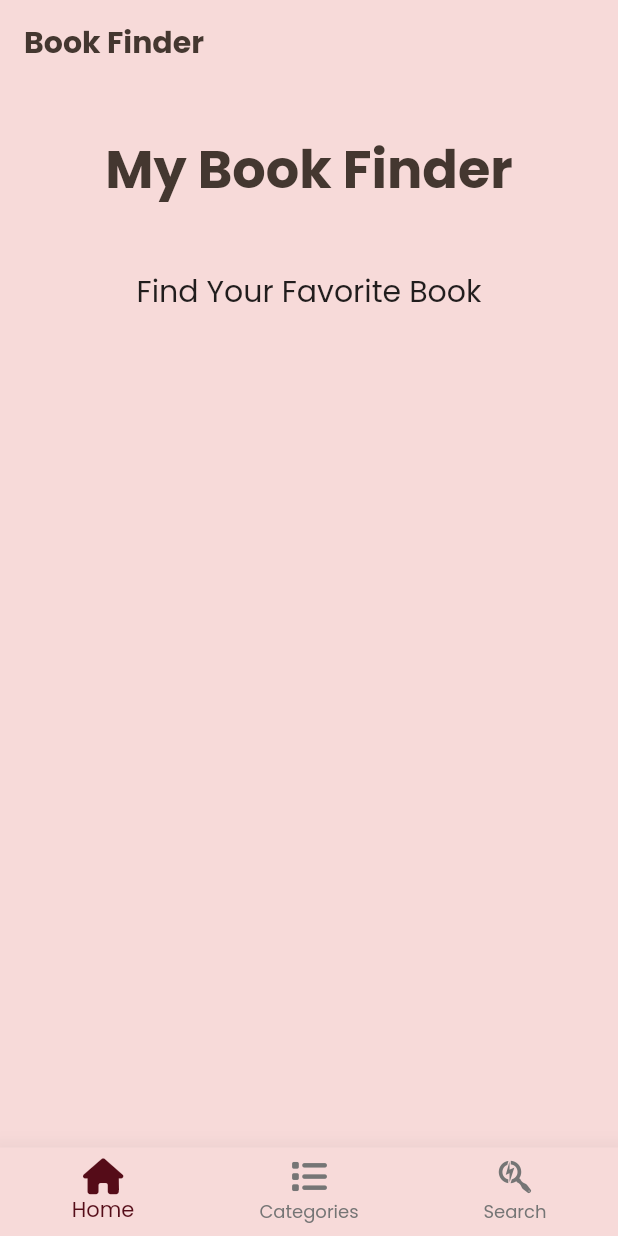
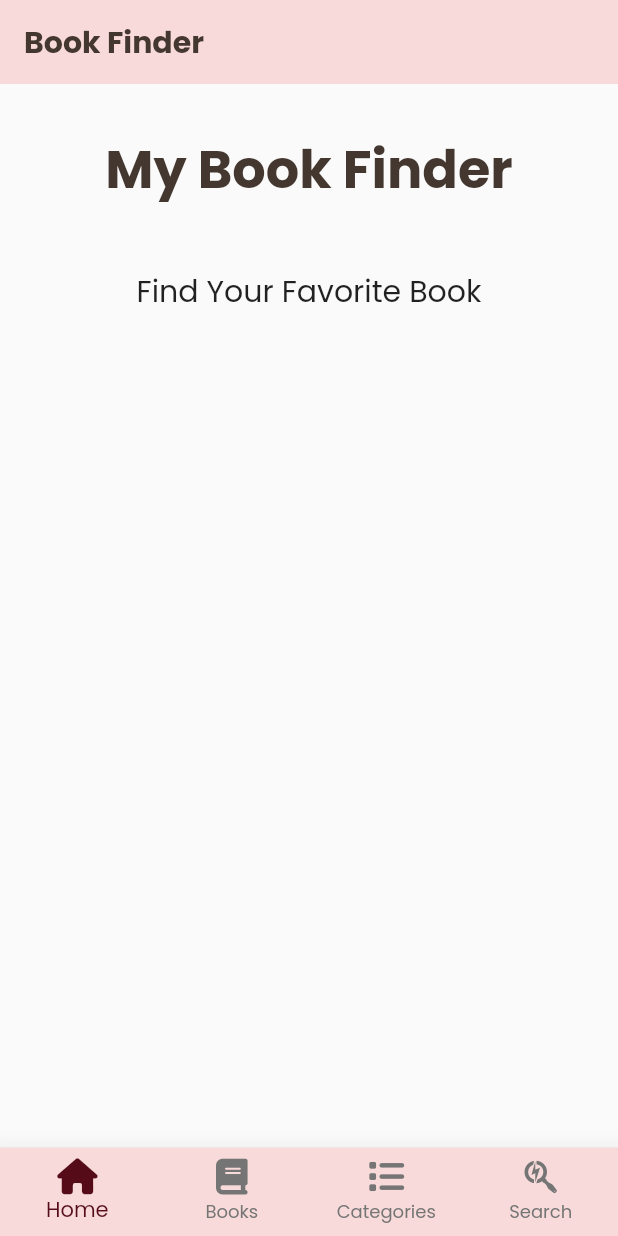
Before and after one commit to zhirtaha/Book-Finder-App, a Flutter app: the HomeLayout screen opened directly, on a phone screen of 412 x 824 dp. Run offline on Flutter 3.47's test engine with Material 2 defaults, Android fonts, the phone set to English and light mode, and no system bars; our stand-ins replace font_awesome_flutter, smooth_page_indicator.

Commit message:
Book List Screen added

```diff
--- a/lib/layout/home_layout.dart
+++ b/lib/layout/main_layout.dart
@@ -1,5 +1,6 @@
 import 'package:flutter/material.dart';
 import 'package:font_awesome_flutter/font_awesome_flutter.dart';
+import 'package:my_book_finder/screens/books_list_screen.dart';
 import 'package:my_book_finder/screens/categories_screen.dart';
 import 'package:my_book_finder/screens/home_screen.dart';
 import 'package:my_book_finder/screens/search_screen.dart';
@@ -16,15 +17,15 @@ class _HomeLayoutState extends State<HomeLayout> {
   int currentIndex = 0;
   List bottomNavItems = [
     HomeScreen(),
+     BooksListScreen(),
     CategoriesScreen(),
-    SearchScreen()
+    SearchScreen(),
   ];
   @override
   Widget build(BuildContext context) {
     return Scaffold(
-      backgroundColor: primaryColor,
       appBar: AppBar(
-        backgroundColor: primaryColor,
+        backgroundColor: backgroundColor,
         elevation: 0.0,
         title: Text(
           'Book Finder',
@@ -32,6 +33,7 @@ class _HomeLayoutState extends State<HomeLayout> {
         ),
       ),
       bottomNavigationBar: BottomNavigationBar(
+        type: BottomNavigationBarType.fixed,
         currentIndex: currentIndex,
         onTap: (int index) {
           setState(() {
@@ -41,10 +43,12 @@ class _HomeLayoutState extends State<HomeLayout> {
         elevation: 15.0,
         selectedItemColor: secondaryColor,
         unselectedItemColor: Colors.grey[600],
-        backgroundColor: primaryColor,
+        backgroundColor: backgroundColor,
         items: [
           BottomNavigationBarItem(
               label: 'Home', icon: FaIcon(FontAwesomeIcons.house)),
+               BottomNavigationBarItem(
+              label: 'Books', icon: FaIcon(FontAwesomeIcons.book)),
           BottomNavigationBarItem(
               label: 'Categories', icon: FaIcon(FontAwesomeIcons.list)),
           BottomNavigationBarItem(
--- a/lib/screens/on_boarding_screen.dart
+++ b/lib/screens/on_boarding_screen.dart
@@ -1,9 +1,7 @@
 import 'package:flutter/material.dart';
-import 'package:my_book_finder/layout/home_layout.dart';
-
+import 'package:my_book_finder/components/components.dart';
+import 'package:my_book_finder/layout/main_layout.dart';
 import 'package:my_book_finder/styles/colors/colors.dart';
-import 'package:my_book_finder/widgets/widgets.dart';
-
 import 'package:smooth_page_indicator/smooth_page_indicator.dart';
 
 class OnBoardingModel {
--- a/lib/styles/colors/colors.dart
+++ b/lib/styles/colors/colors.dart
@@ -1,5 +1,5 @@
 import 'package:flutter/material.dart';
 
-Color primaryColor = Color(0XFFF7DAD9);
+Color backgroundColor = Color(0XFFF7DAD9);
 Color accentColor = Color(0XFF443730);
 Color secondaryColor = Color(0XFF550C18);
--- a/lib/styles/themes/themes.dart
+++ b/lib/styles/themes/themes.dart
@@ -3,7 +3,7 @@ import 'package:my_book_finder/styles/colors/colors.dart';
 
 ThemeData lightTheme = ThemeData(
   fontFamily: 'Poppins',
-  primaryColor: primaryColor,
+  primaryColor: backgroundColor,
   textTheme: TextTheme(
     headline1: TextStyle(
       fontSize: 35.0,
```
Also changed, not shown: lib/screens/book_detail_screen.dart (+10 -0 lines), lib/screens/books_list_screen.dart (added, +12 -0 lines), lib/components/components.dart (renamed from lib/widgets/widgets.dart).
